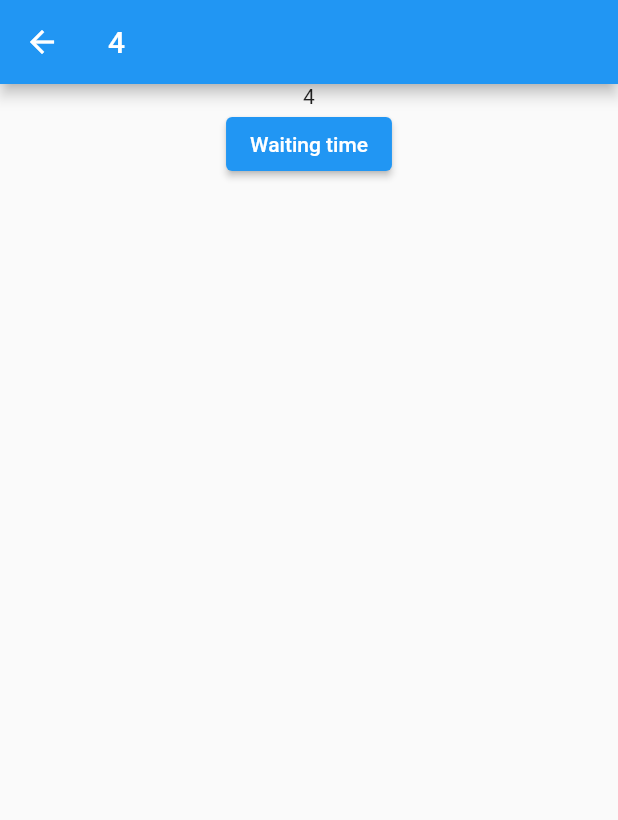
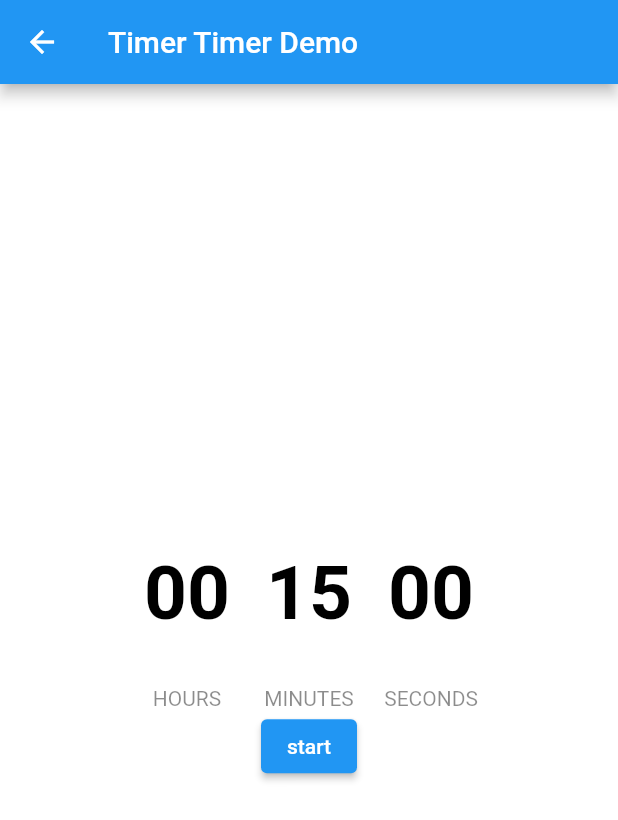
Before and after one commit to andre7455/stopsmoking, a Flutter app: the screen it shows after launch, after a tap on "Waiting time", on a phone screen of 412 x 824 dp. Shown: the top 820 px of the screen. Run offline on Flutter 3.47's test engine with Material 2 defaults, Android fonts, the phone set to English and light mode, and no system bars.

Commit message:
added the timer!

```diff
--- a/lib/main.dart
+++ b/lib/main.dart
@@ -1,5 +1,6 @@
 import 'package:flutter/material.dart';
 
+//importing my own pages
 import 'timer.dart';
 import 'settings.dart';
 import 'home.dart';
@@ -11,7 +12,7 @@ void main() {
       routes: {
         '/': (context) => const Homescreen(),
         '/settings': (context) => const settings(),
-        '/timer': (context) => timer(),
+        '/timer': (context) => StopWatchTimerPage(),
       },
     ),
   );
--- a/lib/timer.dart
+++ b/lib/timer.dart
@@ -1,43 +1,123 @@
+import 'dart:async';
 import 'package:flutter/material.dart';
-import 'dart:async';
+import 'package:stopsmoking/home.dart';
+import 'main.dart';
 
-int minute = 5;
-int second = 4;
+class StopWatchTimerPage extends StatefulWidget {
+  @override
+  _StopWatchTimerPageState createState() => _StopWatchTimerPageState();
+}
 
-class timer extends StatefulWidget {
-  timer({Key? key}) : super(key: key);
+class _StopWatchTimerPageState extends State<StopWatchTimerPage> {
+  static const countdownDuration = Duration(minutes: 15);
+  Duration duration = Duration();
+  Timer? timer;
+
+  bool countDown = true;
 
   @override
-  State<timer> createState() => _timerState();
+  void initState() {
+    super.initState();
+    reset();
   }
 
-class _timerState extends State<timer> {
+  void reset() {
+    if (countDown) {
+      setState(() => duration = countdownDuration);
+    } else {
+      setState(() => duration = Duration());
+    }
+  }
+
+  void startTimer() {
+    timer = Timer.periodic(Duration(seconds: 1), (_) => addTime());
+  }
+
+  void addTime() {
+    final addSeconds = countDown ? -1 : 1;
+    setState(() {
+      final seconds = duration.inSeconds + addSeconds;
+      if (seconds < 0) {
+        timer?.cancel();
+      } else {
+        duration = Duration(seconds: seconds);
+      }
+    });
+  }
+
+  void stopTimer({bool resets = true}) {
+    if (resets) {
+      reset();
+    }
+    setState(() => timer?.cancel());
+  }
+
   @override
-  Widget build(BuildContext context) {
-    return Container(
-        height: MediaQuery.of(context).size.width,
-        width: MediaQuery.of(context).size.height,
-        child: Scaffold(
+  Widget build(BuildContext context) => Scaffold(
+        backgroundColor: Color.fromARGB(0, 0, 0, 0),
         appBar: AppBar(
-              title: Text(second.toString()),
+          title: Text("Timer Timer Demo"),
         ),
         body: Center(
           child: Column(
+            mainAxisAlignment: MainAxisAlignment.center,
+            children: [buildTime(), buildButtons()],
+          ),
+        ),
+      );
+
+  Widget buildTime() {
+    String twoDigits(int n) => n.toString().padLeft(2, '0');
+    final hours = twoDigits(duration.inHours);
+    final minutes = twoDigits(duration.inMinutes.remainder(60));
+    final seconds = twoDigits(duration.inSeconds.remainder(60));
+    return Row(mainAxisAlignment: MainAxisAlignment.center, children: [
+      buildTimeCard(time: hours, header: 'HOURS'),
+      SizedBox(
+        width: 8,
+      ),
+      buildTimeCard(time: minutes, header: 'MINUTES'),
+      SizedBox(
+        width: 8,
+      ),
+      buildTimeCard(time: seconds, header: 'SECONDS'),
+    ]);
+  }
+
+  Widget buildTimeCard({required String time, required String header}) =>
+      Column(
+        mainAxisAlignment: MainAxisAlignment.center,
         children: [
-                Text(second.toString()),
-                ElevatedButton(
-                  onPressed: () {
-                    scheduleTimeout(1 * 1000);
-                  },
-                  child: const Text('Waiting time'),
+          Container(
+            padding: EdgeInsets.all(8),
+            decoration: BoxDecoration(
+                color: Colors.white, borderRadius: BorderRadius.circular(20)),
+            child: Text(
+              time,
+              style: TextStyle(
+                  fontWeight: FontWeight.bold,
+                  color: Colors.black,
+                  fontSize: 50),
             ),
+          ),
+          SizedBox(
+            height: 24,
+          ),
+          Text(header, style: TextStyle(color: Colors.black45)),
         ],
-            ))));
+      );
+
+  Widget buildButtons() {
+    final isRunning = timer == null ? false : timer!.isActive;
+    final isCompleted = duration.inSeconds == 0;
+    return isRunning || isCompleted
+        ? Row(
+            mainAxisAlignment: MainAxisAlignment.center,
+            children: [
+              ElevatedButton(onPressed: startTimer, child: Text('Start')),
+              ElevatedButton(onPressed: stopTimer, child: Text('Stop')),
+            ],
+          )
+        : ElevatedButton(onPressed: startTimer, child: Text('start'));
   }
 }
-
-Timer scheduleTimeout([int milliseconds = 10000]) =>
-    Timer(Duration(milliseconds: milliseconds), handleTimeout);
-void handleTimeout() {
-  second = second + 1;
-}
```
Lines whose indentation alone changed are shown as unchanged.
